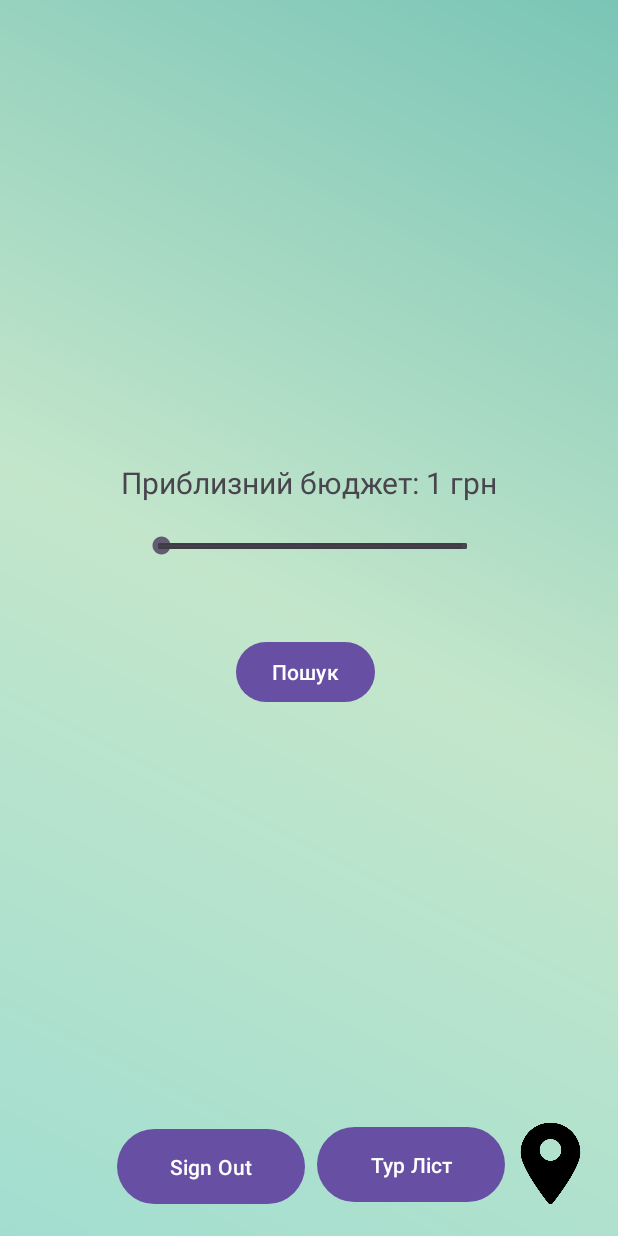
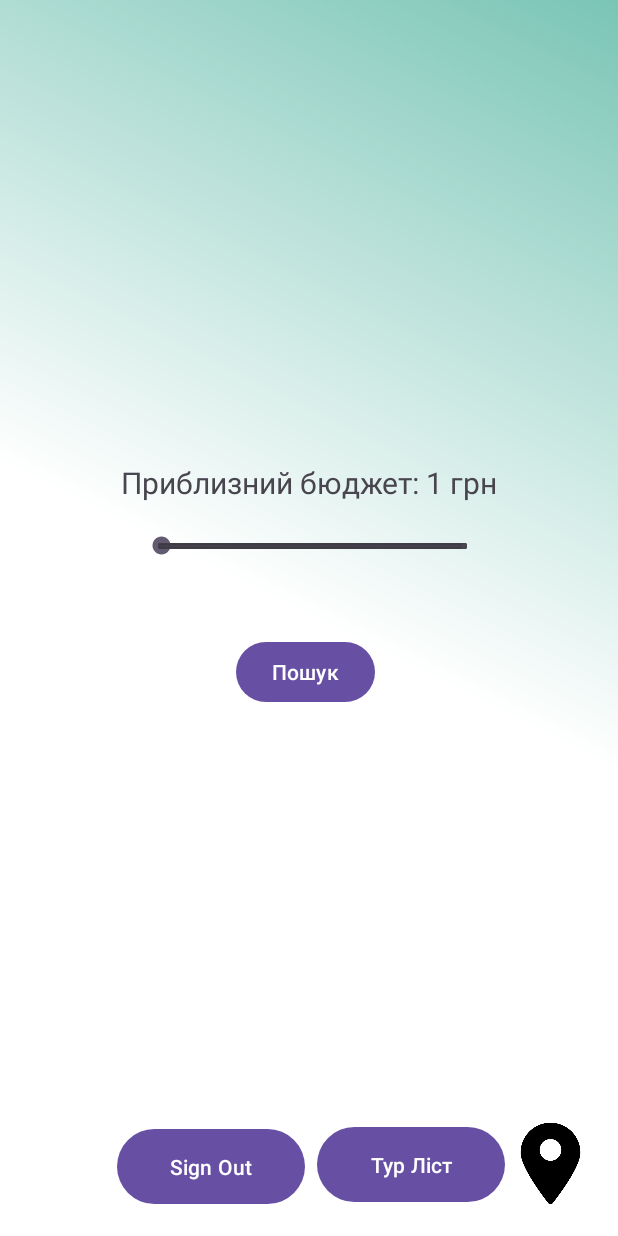
Before and after one commit to VladKekw/TravelMate, an Android app: the screen it shows after launch once a user with an empty profile is signed in (MenuActivity), on a phone screen of 412 x 824 dp. Run offline under Robolectric (Android 15) with nearby library versions, the phone set to English and light mode, and no system bars; our stand-ins replace Firebase (no records; nobody signed in at launch, a user with empty details on screens opened directly).

Commit message:
changed gradient color to white

```diff
--- a/app/src/main/res/drawable/gradient.xml
+++ b/app/src/main/res/drawable/gradient.xml
@@ -7,7 +7,7 @@
         android:endX="0"
         android:endY="1"
         android:angle="45"
-        android:centerColor="#C3E6CB"
-        android:startColor="#A2DED0"
+        android:centerColor="#FFFFFF"
+        android:startColor="#FFFF"
         android:endColor="#7AC5B6"/>
 </shape>
```
